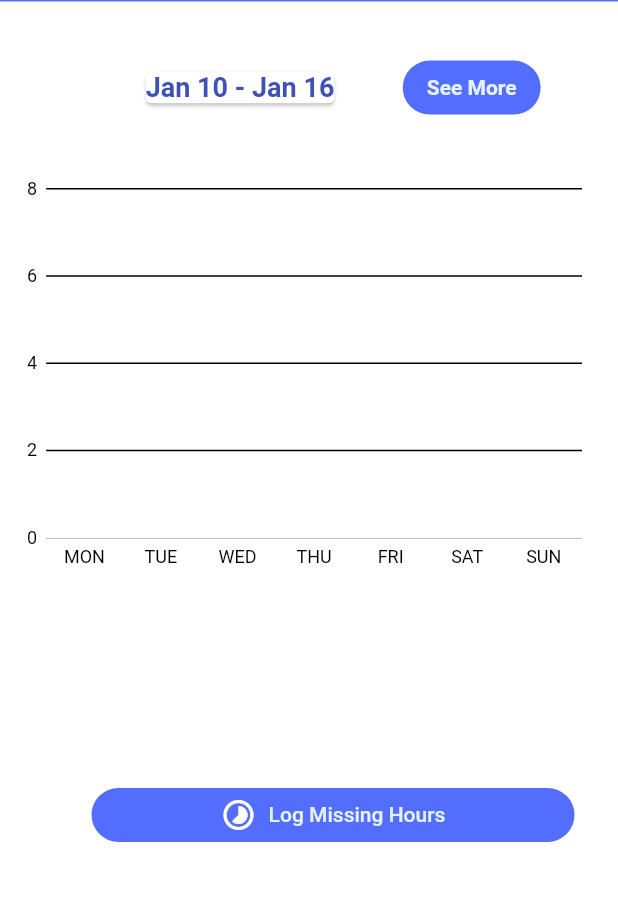
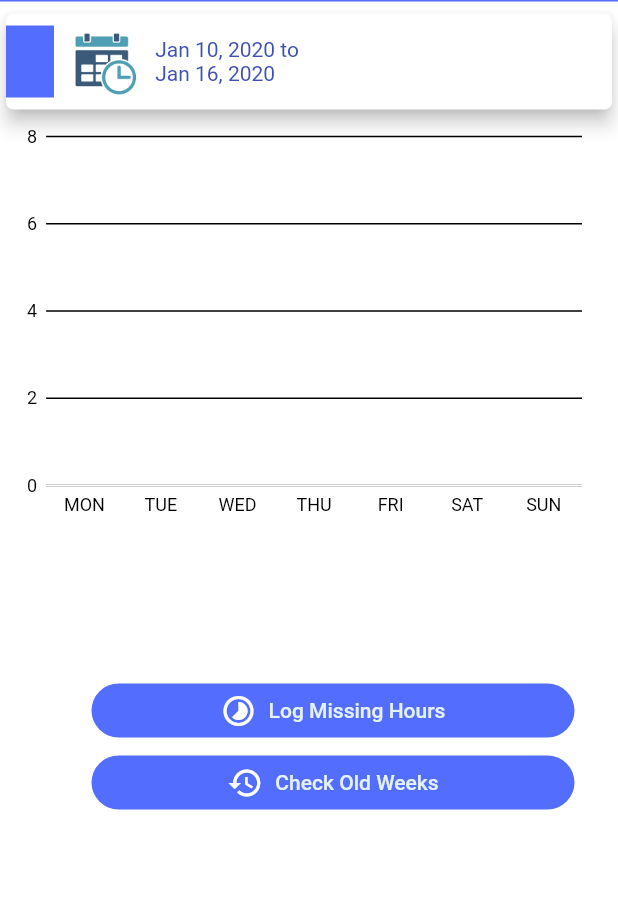
Before and after one commit to davinderkb/bonafide_app, a Flutter app: the screen it shows after launch, on a phone screen of 412 x 824 dp, the part 84-985 px from its top. Run offline on Flutter 3.47's test engine with Material 2 defaults, Android fonts, the phone set to English and light mode, and no system bars; our stand-ins replace charts_flutter.

Commit message:
Changed MyTimesheet Headed design

```diff
--- a/lib/mytimesheet.dart
+++ b/lib/mytimesheet.dart
@@ -58,48 +58,38 @@ class MyTimesheet extends StatelessWidget {
                   height: 4.0,
 
                 ),
-                SizedBox(
-                  width: MediaQuery
-                      .of(context)
-                      .size
-                      .width,
-                  height: ((MediaQuery
-                      .of(context)
-                      .size
-                      .height) - (MediaQuery
-                      .of(context)
-                      .size
-                      .height / 1.35)) / 2,
-                  child: Column(
+                Card(
+                  elevation: 5.0,
+                  shape: RoundedRectangleBorder(
+                      borderRadius: new BorderRadius.circular(5.0)),
+                  child: Row(
+                      mainAxisAlignment: MainAxisAlignment.start,
+                      children: [
+                        Row(
+                            children: [
+                              Container(color: Colors.indigoAccent,width: 32,height: 48,),
+                              Padding(
+                                  padding: const EdgeInsets.all(8.0),
+                                  child: new Row(
                                     mainAxisAlignment: MainAxisAlignment.center,
-                      children: [Padding(
-                        padding: const EdgeInsets.only(
-                            left: 10.0, right: 10.0),
-                        child: new Row(
-                          mainAxisAlignment: MainAxisAlignment.spaceEvenly,
                                     children: <Widget>[
-                            Text("", style: TextStyle(
-                                fontWeight: FontWeight.w500,
-                                fontSize: 17,
-                                color: Colors.blueAccent),),
-                            Card(
-                              elevation: 1.0,
-                              child: Text("Jan 10 - Jan 16", style: TextStyle(
-                                  fontWeight: FontWeight.bold,
-                                  fontSize: 18,
+                                      Image(image: AssetImage(
+                                          "assets/images/date_icon.png"),
+                                        height: 48,
+                                        width: 48,),
+                                      Padding(
+                                        padding: const EdgeInsets.only(left: 8.0),
+                                        child: Text(" Jan 10, 2020 to \n Jan 16, 2020",
+                                            style: TextStyle(
+                                                fontWeight: FontWeight.normal,
                                                 color: Colors.indigo)),
                                       ),
-                            FlatButton(onPressed: () {},
-                                shape: RoundedRectangleBorder(borderRadius: new BorderRadius.circular(30.0)),
-                                color: Colors.indigoAccent,
 
-                                child: Text("See More", style: TextStyle( fontWeight: FontWeight.bold,
-                                    color: Colors.blue[50],)))
                                     ],
                                   ),
                                 ),
-                      ]
-                  ),
+                            ]),
+                      ]),
                 ),
                 Center(
                   child: SizedBox(
@@ -145,7 +135,7 @@ class MyTimesheet extends StatelessWidget {
                 ),
                 Center(
                   child: Padding(
-                    padding: const EdgeInsets.only(left:45.0,top: 15.0, right: 45.0, bottom: 15.0),
+                    padding: const EdgeInsets.only(left:45.0,top: 15.0, right: 45.0, bottom: 0.0),
                     child: new FlatButton(
                       shape: RoundedRectangleBorder(
                           borderRadius: new BorderRadius.circular(30.0)),
@@ -163,6 +153,35 @@ class MyTimesheet extends StatelessWidget {
                               padding: const EdgeInsets.only(left:8.0, top: 5.0, bottom: 5.0),
                               child: new Text(
                                 Constants.LOG_MISSING_HOURS, style: TextStyle(
+                                  color: Colors.blue[50]),),
+                            )
+                          ],
+                        ),
+                      ),
+
+                    ),
+                  ),
+                ),
+                Center(
+                  child: Padding(
+                    padding: const EdgeInsets.only(left:45.0,top: 0.0, right: 45.0, bottom: 0.0),
+                    child: new FlatButton(
+                      shape: RoundedRectangleBorder(
+                          borderRadius: new BorderRadius.circular(30.0)),
+                      color: Colors.indigoAccent,
+                      onPressed: () {},
+                      child: new Container(
+                        child: new Row(
+                          mainAxisAlignment: MainAxisAlignment
+                              .center,
+                          children: <Widget>[
+                            new Icon(
+                              Icons.history, color: Colors.white,),
+
+                            Padding(
+                              padding: const EdgeInsets.only(left:8.0, top: 5.0, bottom: 5.0),
+                              child: new Text(
+                                Constants.CHECK_HISTORY, style: TextStyle(
                                   color: Colors.blue[50]),),
                             )
                           ],
--- a/lib/util/constants.dart
+++ b/lib/util/constants.dart
@@ -8,6 +8,7 @@ class Constants{
   static const DRAWER_HEADER = '';
   static const FEEDBACK = 'PROVIDE FEEDBACK';
   static const LOG_MISSING_HOURS = 'Log Missing Hours';
+  static const CHECK_HISTORY = 'Check Old Weeks';
   static const EMPLOYEES = 'EMPLOYEES';
   static const PROJECTS = 'PROJECTS';
   static const CLIENT = 'CLIENT';
```
Also changed, not shown: assets/images/date_icon.png (added). Lines whose indentation alone changed are shown as unchanged.
